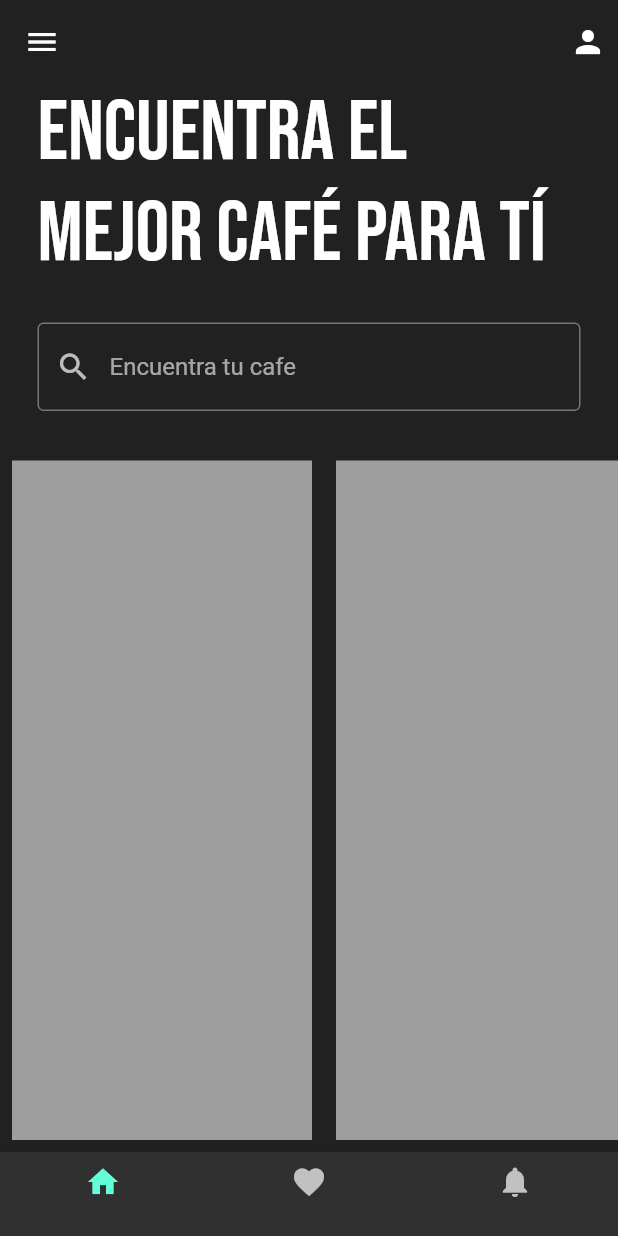
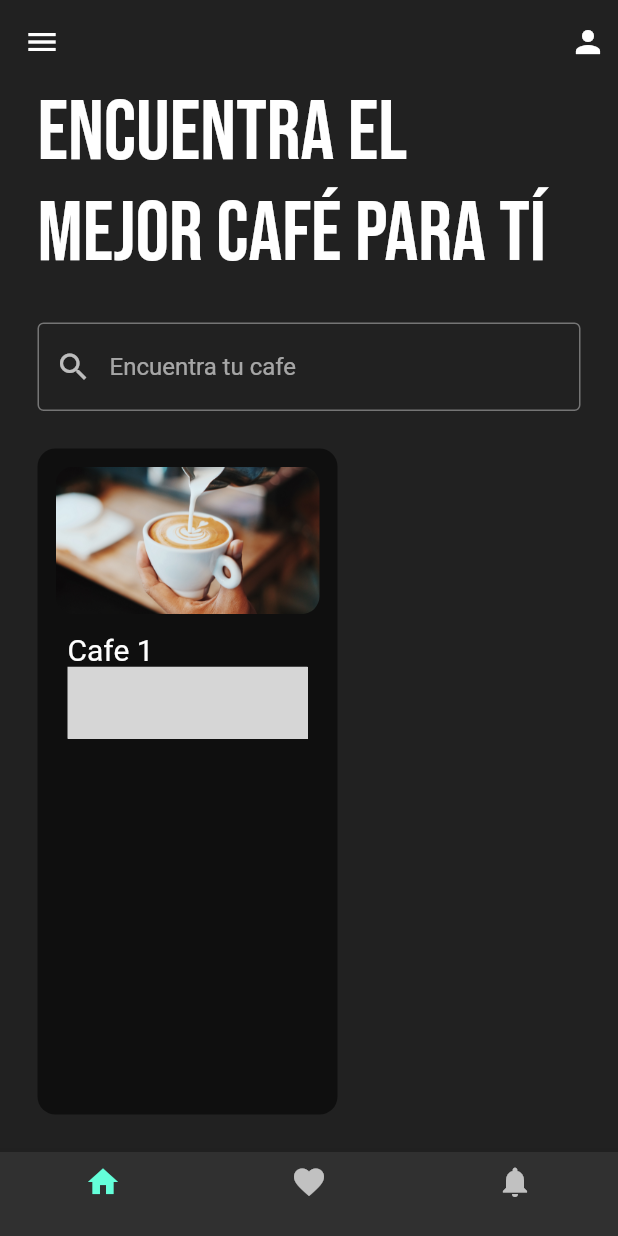
Before and after one commit to CristobalSalinas/coffeeapp, a Flutter app: the screen it shows after launch, on a phone screen of 412 x 824 dp. Run offline on Flutter 3.47's test engine with Material 2 defaults, Android fonts, the phone set to English and light mode, and no system bars; our stand-ins replace google_fonts; statements that could not run were skipped; grey boxes are pictures that could not be loaded.

Commit message:
:construction: agregando imagenes y configuracion para mostrar cada componente

```diff
--- a/lib/pages/home.dart
+++ b/lib/pages/home.dart
@@ -55,7 +55,7 @@ class _HomeState extends State<Home> {
           Expanded(
               child: ListView(
             scrollDirection: Axis.horizontal,
-            children: [CoffeTile(), CoffeTile(), CoffeTile()],
+            children: [CoffeTile()],
           ))
         ],
       ),
--- a/lib/utils/coffe_tile.dart
+++ b/lib/utils/coffe_tile.dart
@@ -6,10 +6,43 @@ class CoffeTile extends StatelessWidget {
   @override
   Widget build(BuildContext context) {
     return Padding(
-      padding: const EdgeInsets.all(8.0),
+      padding: const EdgeInsets.only(left: 25.0, bottom: 25),
       child: Container(
+        padding: const EdgeInsets.all(12),
         width: 200,
-        color: Colors.grey,
+        decoration: BoxDecoration(
+          borderRadius: BorderRadius.circular(12),
+          color: Colors.black54,
+        ),
+        child: Column(
+          crossAxisAlignment: CrossAxisAlignment.start,
+          children: [
+            ClipRRect(
+              borderRadius: BorderRadius.circular(12),
+              child: Image.asset('lib/images/cafe1.jpg'),
+            ),
+            Padding(
+              padding:
+                  const EdgeInsets.symmetric(vertical: 12.0, horizontal: 8.0),
+              child: Column(
+                crossAxisAlignment: CrossAxisAlignment.start,
+                children: [
+                  Text(
+                    'Cafe 1',
+                    style: TextStyle(fontSize: 20),
+                  ),
+                  SizedBox(
+                    height: 4,
+                  )
+                  Text(
+                    'Descripcion',
+                    style: TextStyle(color: Colors.grey[700]),
+                  )
+                ],
+              ),
+            )
+          ],
+        ),
       ),
     );
   }
```
